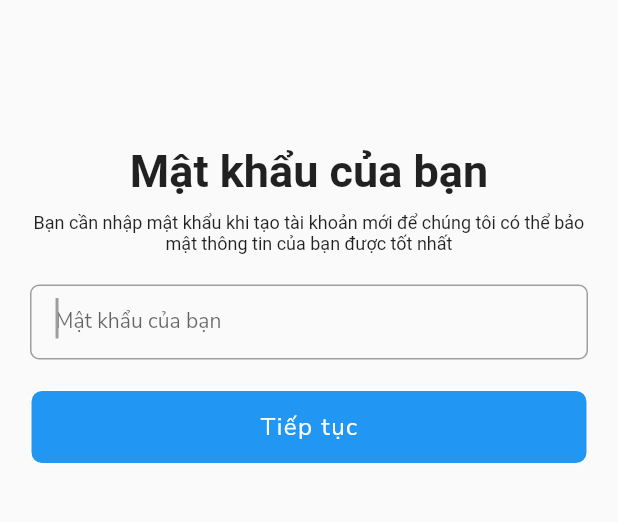
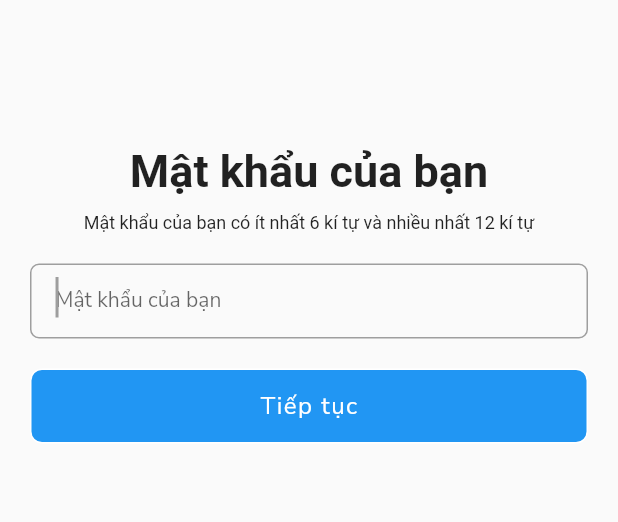
Before and after one commit to DuyKhangIT/SeShare-App, a Flutter app: the InputPassword screen opened by its route, on a phone screen of 412 x 824 dp, the part 59-581 px from its top. Run offline on Flutter 3.47's test engine with Material 2 defaults, Android fonts, the phone set to English and light mode, and no system bars; our stand-ins replace awesome_snackbar_content, dotted_border, firebase_auth, firebase_core, geocoding, geolocator and 9 more; accounts and stored records are empty; Roboto replaces fonts that are missing (Nunito Sans).

```diff
--- a/lib/models/register_response/confirm_register/confirm_register_request.dart
+++ b/lib/models/register_response/confirm_register/confirm_register_request.dart
@@ -1,8 +1,10 @@
+import 'dart:io';
+
 class ConfirmRegisterRequest {
   String mPhone;
   String mPassword;
   String mFullName;
-  String? mAvatar;
+  File? mAvatar;
 
   ConfirmRegisterRequest(this.mPhone, this.mPassword,this.mFullName,this.mAvatar);
 
--- a/lib/page/main/post_screen/changed_address/changed_address_controller.dart
+++ b/lib/page/main/post_screen/changed_address/changed_address_controller.dart
@@ -42,7 +42,7 @@ class ChangedAddressController extends GetxController {
         centerPosition.latitude, centerPosition.longitude)
         .then((List<GeoCoding.Placemark> placemarks) {
       GeoCoding.Placemark place = placemarks[0];
-     String address = '${place.street}, ${place.subAdministrativeArea}, ${place.administrativeArea}, ${place.country}.';
+     String address = '${place.street}${place.subAdministrativeArea}, ${place.administrativeArea}, ${place.country}.';
       // Lưu dữ liệu address vào state để sử dụng khi back về trang trước đó
       Global.checkIn = address;
       update();
--- a/lib/page/onboarding/register/confirm_register/confirm_register_view.dart
+++ b/lib/page/onboarding/register/confirm_register/confirm_register_view.dart
@@ -121,7 +121,7 @@ class _ConfirmRegisterState extends State<ConfirmRegister>
                           padding: const EdgeInsets.symmetric(vertical: 80),
                           child: ButtonNext(
                             onTap: () {
-                              Get.to(() => Login());
+                              confirmRegisterController.confirmRegister();
                             },
                             textInside: 'tiếp tục'.toUpperCase(),
                           ))
--- a/lib/page/onboarding/register/input_password_register/input_password_controller.dart
+++ b/lib/page/onboarding/register/input_password_register/input_password_controller.dart
@@ -5,6 +5,7 @@ import 'package:get/get.dart';
 class InputPasswordController extends GetxController{
   TextEditingController passwordController = TextEditingController();
   RxString password = RxString("");
+  RxBool isShowPassword = false.obs;
   final FirebaseAuth auth = FirebaseAuth.instance;
 
   void clearTextInputPassword() {
@@ -19,6 +20,8 @@ class InputPasswordController extends GetxController{
 
   @override
   void onClose() {
+    passwordController.text =  "";
+    password.value = "";
   super.onClose();
   }
 
--- a/lib/page/onboarding/register/input_password_register/input_password_view.dart
+++ b/lib/page/onboarding/register/input_password_register/input_password_view.dart
@@ -62,7 +62,7 @@ class _InputPasswordState extends State<InputPassword> {
 
                 /// description
                 const Text(
-                    'Bạn cần nhập mật khẩu khi tạo tài khoản mới để chúng tôi có thể bảo mật thông tin của bạn được tốt nhất',
+                    'Mật khẩu của bạn có ít nhất 6 kí tự và nhiều nhất 12 kí tự',
                     style: TextStyle(
                       fontSize: 12,
                       fontFamily: 'Nunito Sans',
@@ -81,12 +81,13 @@ class _InputPasswordState extends State<InputPassword> {
                   margin: const EdgeInsets.symmetric(vertical: 20),
                   padding: const EdgeInsets.only(left: 16, right: 10),
                   child: TextField(
+                    obscureText: !inputPasswordController.isShowPassword.value,
                     controller: inputPasswordController.passwordController,
                     keyboardType: TextInputType.text,
                     autofocus: true,
                     cursorColor: Colors.grey,
                     inputFormatters: [
-                      LengthLimitingTextInputFormatter(7),
+                      LengthLimitingTextInputFormatter(12),
                     ],
                     decoration: InputDecoration(
                         isDense: true,
@@ -105,27 +106,59 @@ class _InputPasswordState extends State<InputPassword> {
                                 .passwordController.text.isEmpty)
                             ? const SizedBox()
                             : inputPasswordController
-                                      .passwordController.text.length <
-                                  7
-                              ? GestureDetector(
+                                        .passwordController.text.length >=
+                                    6
+                                ? SizedBox(
+                                  width: 70,
+                                  child: Row(
+                                    mainAxisAlignment: MainAxisAlignment.spaceAround,
+                                    children: [
+                                      GestureDetector(
                                         onTap: () {
                                           inputPasswordController
-                                        .clearTextInputPassword();
+                                              .isShowPassword.value =
+                                          !inputPasswordController
+                                              .isShowPassword.value;
+                                          inputPasswordController.update();
                                         },
                                         child: Padding(
                                             padding: const EdgeInsets.symmetric(
                                                 vertical: 12),
-                                    child: Image.asset(
-                                      IconsAssets.icClearText,
+                                            child: Obx(() => inputPasswordController
+                                                .isShowPassword.value ==
+                                                true
+                                                ? Icon(Icons.visibility,
+                                                color: Colors.black)
+                                                : Icon(Icons.visibility_off,
+                                                color: Colors.black))),
                                       ),
+                                      Padding(
+                                          padding: const EdgeInsets.fromLTRB(
+                                              0,12,0,12),
+                                          child: Image.asset(IconsAssets.icChecked),
+                                        ),
+                                    ],
                                   ),
                                 )
-                              : Padding(
-                                  padding:
-                                      const EdgeInsets.symmetric(vertical: 12),
-                                  child: Image.asset(IconsAssets.icChecked),
-                                ),
-                    ),
+                                : GestureDetector(
+                                    onTap: () {
+                                      inputPasswordController
+                                              .isShowPassword.value =
+                                          !inputPasswordController
+                                              .isShowPassword.value;
+                                      inputPasswordController.update();
+                                    },
+                                    child: Padding(
+                                        padding: const EdgeInsets.symmetric(
+                                            vertical: 12),
+                                        child: Obx(() => inputPasswordController
+                                                    .isShowPassword.value ==
+                                                true
+                                            ? Icon(Icons.visibility,
+                                                color: Colors.black)
+                                            : Icon(Icons.visibility_off,
+                                                color: Colors.black))),
+                                  )),
                     onChanged: (value) {
                       setState(() {
                         inputPasswordController.password.value = value;
@@ -144,7 +177,8 @@ class _InputPasswordState extends State<InputPassword> {
                 /// button
                 ButtonNext(
                   onTap: () {
-                    Global.registerNewPassword = inputPasswordController.password.value;
+                    Global.registerNewPassword =
+                        inputPasswordController.password.value;
                     Get.to(() => const InputFullName());
                   },
                   textInside: "Tiếp tục",
--- a/lib/util/global.dart
+++ b/lib/util/global.dart
@@ -1,3 +1,5 @@
+import 'dart:io';
+
 import 'package:flutter/material.dart';
 import 'package:google_maps_flutter/google_maps_flutter.dart';
 
@@ -24,6 +26,7 @@ class Global {
   /// new avatar from register
   static String registerNewAvatar = "";
 
+
   /// block auto click or many time click
   static int mTimeClick = 0;
   static bool isAvailableToClick() {
```
Also changed, not shown: lib/api_http/handle_api.dart (+0 -71 lines), lib/models/login/authentication_response.dart (+6 -6 lines), lib/models/login/user_response.dart (+10 -12 lines), lib/page/main/home_screen/home_view.dart (+26 -6 lines), lib/page/main/profile_screen/profile_screen_view.dart (+5 -4 lines), lib/page/onboarding/login/login_controller.dart (+30 -3 lines), lib/page/onboarding/login/login_view.dart (+1 -8 lines), lib/page/onboarding/register/confirm_register/confirm_register_controller.dart (+70 -0 lines), lib/page/onboarding/register/input_otp_register/input_otp_view.dart (+44 -44 lines), lib/page/onboarding/register/input_phone_number_register/input_phone_number_controller.dart (+98 -77 lines), lib/page/onboarding/register/input_phone_number_register/input_phone_number_view.dart (+3 -4 lines). Lines whose indentation alone changed are shown as unchanged.
